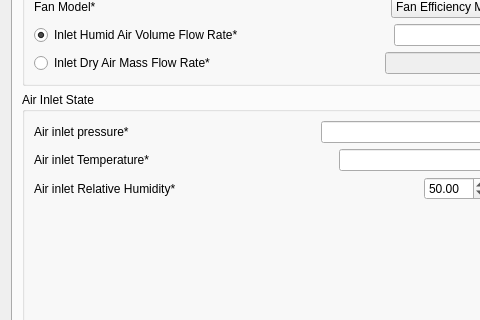
Before: the Qt Designer form ui_files/Fin_tube_define.ui in OmarZaki96/EGSim, drawn with Qt 5; both pictures show x 0 to 480 and y 107 to 427 of the 1163 by 723 pixel window.
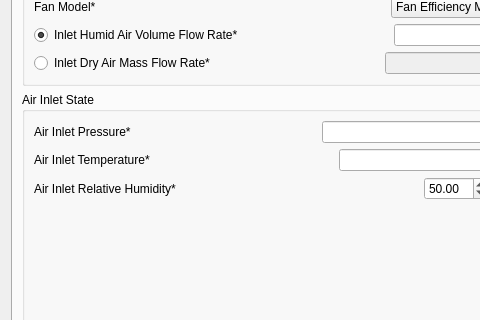
After: the same form once the commit is applied. The open tabs and pages were chosen to show the change.

The edit to the form file:
```diff
--- a/ui_files/Fin_tube_define.ui
+++ b/ui_files/Fin_tube_define.ui
@@ -988,7 +988,7 @@
               <item>
                <widget class="QLabel" name="FinTube_air_inlet_P_label">
                 <property name="text">
-                 <string>Air inlet pressure*</string>
+                 <string>Air Inlet Pressure*</string>
                 </property>
                </widget>
               </item>
@@ -1049,7 +1049,7 @@
               <item>
                <widget class="QLabel" name="FinTube_air_inlet_T_label">
                 <property name="text">
-                 <string>Air inlet Temperature*</string>
+                 <string>Air Inlet Temperature*</string>
                 </property>
                </widget>
               </item>
@@ -1095,7 +1095,7 @@
               <item>
                <widget class="QLabel" name="FinTube_air_inlet_RH_label">
                 <property name="text">
-                 <string>Air inlet Relative Humidity*</string>
+                 <string>Air Inlet Relative Humidity*</string>
                 </property>
                </widget>
               </item>
```
Left out of the diff: 2 changed lines with no effect on the pictures.
